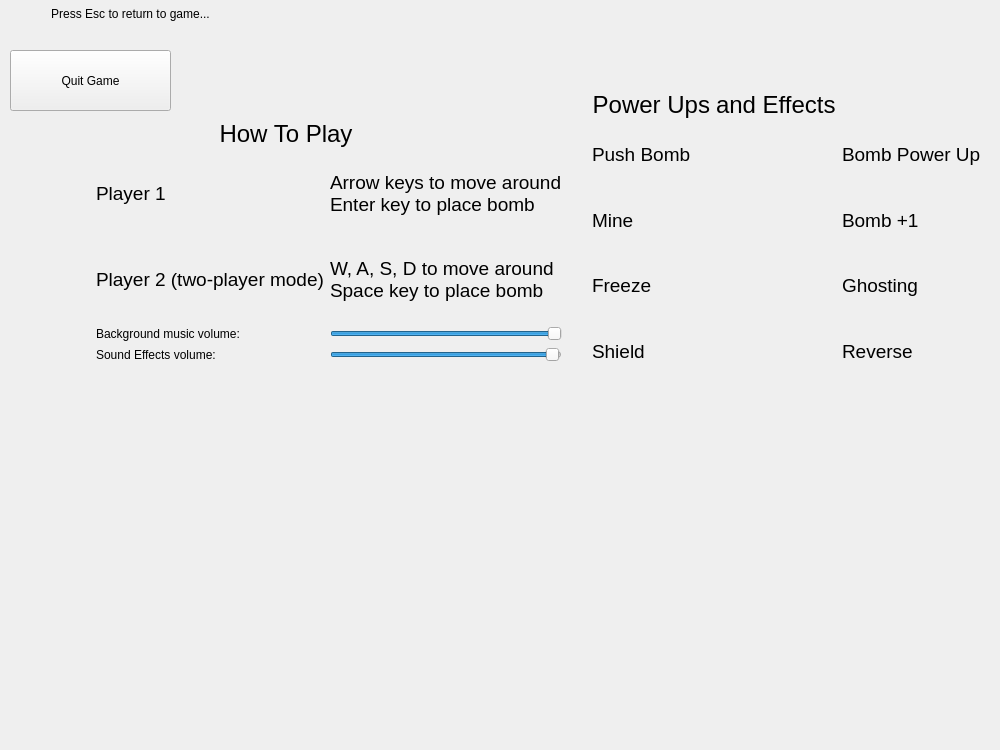
First picture: the form in gameframe2.ui, repository alejandrocca/bomb_dynasty, before the edit.
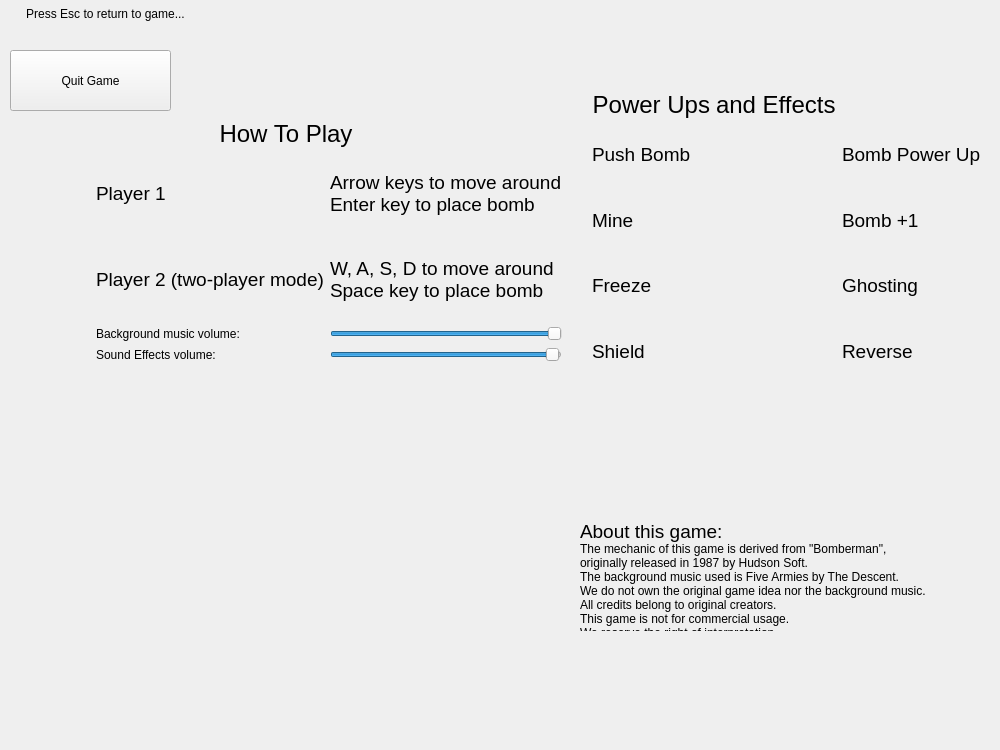
Second picture: the form after the edit. The open tabs and pages were chosen to show the change. Icons and pictures are not drawn.

```diff
--- a/gameframe2.ui
+++ b/gameframe2.ui
@@ -2075,7 +2075,7 @@
       <rect>
        <x>10</x>
        <y>0</y>
-       <width>241</width>
+       <width>191</width>
        <height>21</height>
       </rect>
      </property>
@@ -2090,6 +2090,31 @@
       <set>Qt::AlignBottom|Qt::AlignHCenter</set>
      </property>
     </widget>
+    <widget class="QLabel" name="about">
+     <property name="geometry">
+      <rect>
+       <x>580</x>
+       <y>520</y>
+       <width>401</width>
+       <height>111</height>
+      </rect>
+     </property>
+     <property name="styleSheet">
+      <string notr="true">background-image: url(:/t.png);
+font: 11pt &quot;Fixedsys&quot;;</string>
+     </property>
+     <property name="text">
+      <string>&lt;html&gt;&lt;head/&gt;&lt;body&gt;&lt;p&gt;&lt;span style=&quot; font-size:14pt;&quot;&gt;About this game:&lt;/span&gt;&lt;br/&gt;The mechanic of this game is derived from &amp;quot;Bomberman&amp;quot;,&lt;br/&gt;originally released in 1987 by Hudson Soft.&lt;br/&gt;The background music used is Five Armies by The Descent.&lt;br/&gt;We do not own the original game idea nor the background music.&lt;br/&gt;All credits belong to original creators.&lt;br/&gt;This game is not for commercial usage.&lt;br/&gt;We reserve the right of interpretation.&lt;/p&gt;&lt;/body&gt;&lt;/html&gt;</string>
+     </property>
+     <property name="alignment">
+      <set>Qt::AlignBottom|Qt::AlignLeading|Qt::AlignLeft</set>
+     </property>
+    </widget>
+    <zorder>quit_game</zorder>
+    <zorder>gridLayoutWidget_3</zorder>
+    <zorder>gridLayoutWidget_2</zorder>
+    <zorder>about</zorder>
+    <zorder>label_29</zorder>
    </widget>
   </widget>
  </widget>
```
